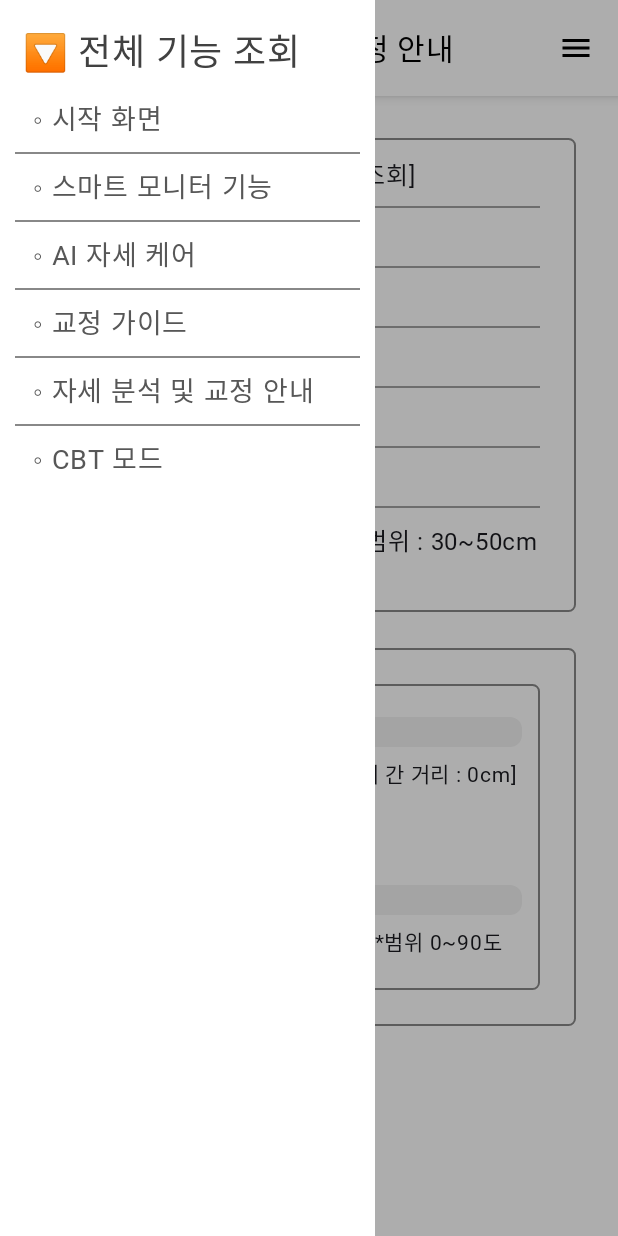
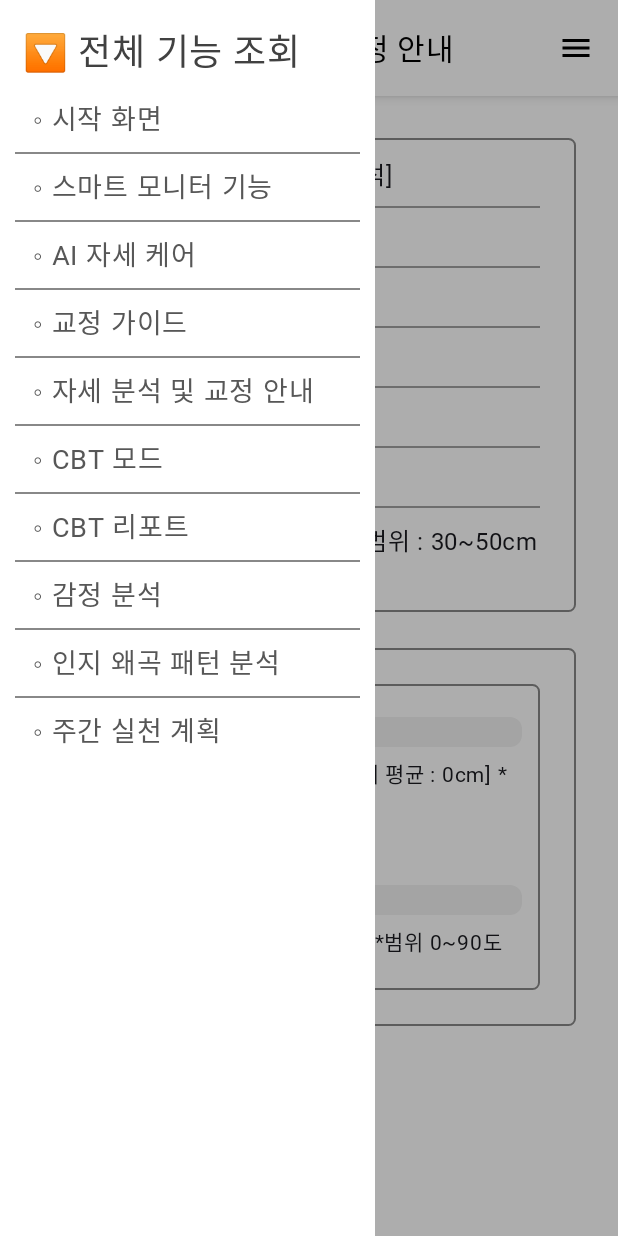
Before and after one commit to leehy02/smart-monitor-app, an Android app built with Jetpack Compose: the AIreportScreen screen opened through its navigation route, after a tap on "Menu", on a phone screen of 412 x 824 dp. Run offline under Robolectric (Android 15) with nearby library versions, the phone set to English and light mode, and no system bars; Roboto replaces fonts that are not available here; 1 other tap on this screen came first.

```diff
--- a/app/src/main/java/com/example/smartmonitor/MainActivity.kt
+++ b/app/src/main/java/com/example/smartmonitor/MainActivity.kt
@@ -9,16 +9,20 @@ import androidx.navigation.compose.rememberNavController
 import com.example.smartmonitor.screen.AImenuScreen
 import com.example.smartmonitor.screen.AIreportScreen
 import com.example.smartmonitor.screen.CBTmodeScreen
+import com.example.smartmonitor.screen.CBTreportScreen
+import com.example.smartmonitor.screen.CognitiveDistortionScreen
+import com.example.smartmonitor.screen.EmotionAnalysisScreen
 import com.example.smartmonitor.screen.GuideScreen
 import com.example.smartmonitor.screen.MainScreen
 import com.example.smartmonitor.screen.MenuScreen
+import com.example.smartmonitor.screen.WeeklyPlanScreen
 import com.example.smartmonitor.ui.theme.SmartMonitorTheme
 
-class MainActivity : ComponentActivity() {
+class MainActivity : ComponentActivity() { // 앱의 진입점 설정
     override fun onCreate(savedInstanceState: Bundle?) {
         super.onCreate(savedInstanceState)
         setContent {
-            SmartMonitorTheme {
+            SmartMonitorTheme { // 함수 안에 있는 화면은 모두 공통적인 테마 적용
                 // NavController 설정
                 val navController = rememberNavController()
 
@@ -30,6 +34,10 @@ class MainActivity : ComponentActivity() {
                     composable("guide_screen") { GuideScreen(navController) }
                     composable("aireport_screen") { AIreportScreen(navController) }
                     composable("cbtmode_screen") { CBTmodeScreen(navController) }
+                    composable("cbtreport_screen") { CBTreportScreen(navController) }
+                    composable("emotionanalysis_screen") {EmotionAnalysisScreen(navController)}
+                    composable("cognitivedistortion_screen") { CognitiveDistortionScreen(navController)}
+                    composable("weeklyplan_screen") { WeeklyPlanScreen(navController)}
                 }
             }
         }
--- a/app/src/main/java/com/example/smartmonitor/data/ReportItem.kt
+++ b/app/src/main/java/com/example/smartmonitor/data/ReportItem.kt
@@ -12,12 +12,12 @@ class SaveItem (
 
 class pitchItem (
     val status: Boolean,
-    val pitch_angle: Int
+    val avg_pitch_angle: Int
 )
 
 class distanceItem (
     val status: Boolean,
-    val distance_cm: Int
+    val avg_distance_cm: Int
 )
 
 class PitchList (
--- a/app/src/main/java/com/example/smartmonitor/network/ApiService.kt
+++ b/app/src/main/java/com/example/smartmonitor/network/ApiService.kt
@@ -15,10 +15,10 @@ interface ApiService {
     @POST("/save_report")
     suspend fun saveReport(): SaveItem
 
-    @GET("/get_distance")
+    @GET("/get_distance_avg")
     suspend fun getDistance(): distanceItem
 
-    @GET("/get_pitch")
+    @GET("/get_pitch_avg")
     suspend fun getPitch(): pitchItem
 
     @GET("/get_distance_10")
--- a/app/src/main/java/com/example/smartmonitor/network/RetrofitClient.kt
+++ b/app/src/main/java/com/example/smartmonitor/network/RetrofitClient.kt
@@ -10,7 +10,7 @@ object RetrofitClient {
 
     private val client = OkHttpClient.Builder()
         .connectTimeout(30, TimeUnit.SECONDS) // 연결 시도 최대 30초
-        .readTimeout(30, TimeUnit.SECONDS)    // 응답 기다리는 시간 최대 60초
+        .readTimeout(60, TimeUnit.SECONDS)    // 응답 기다리는 시간 최대 60초
         .writeTimeout(30, TimeUnit.SECONDS)   // 요청 보내는 시간 최대 60초
         .build()
 
--- a/app/src/main/java/com/example/smartmonitor/screen/AIreportScreen.kt
+++ b/app/src/main/java/com/example/smartmonitor/screen/AIreportScreen.kt
@@ -35,6 +35,7 @@ import androidx.compose.material3.Text
 import androidx.compose.material3.rememberDrawerState
 import androidx.compose.runtime.Composable
 import androidx.compose.runtime.LaunchedEffect
+import androidx.compose.runtime.collectAsState
 import androidx.compose.runtime.mutableStateOf
 import androidx.compose.runtime.remember
 import androidx.compose.runtime.rememberCoroutineScope
@@ -50,6 +51,7 @@ import androidx.compose.ui.text.font.FontWeight
 import androidx.compose.ui.tooling.preview.Preview
 import androidx.compose.ui.unit.dp
 import androidx.compose.ui.unit.sp
+import androidx.lifecycle.viewmodel.compose.viewModel
 import androidx.navigation.NavController
 import androidx.navigation.compose.rememberNavController
 import com.example.smartmonitor.data.DistanceList
@@ -63,83 +65,45 @@ import com.example.smartmonitor.screen.ui.theme.GmarketSans
 import com.example.smartmonitor.screen.ui.theme.SmartMonitorTheme
 import com.example.smartmonitor.screen.user.CommonTopBar
 import com.example.smartmonitor.screen.user.HamMenu
+import com.example.smartmonitor.viewmodel.ReportViewModel
 import kotlinx.coroutines.launch
 import java.nio.file.Files.size
 
 @Composable
-fun AIreportScreen(navController: NavController) {
+fun AIreportScreen(
+    navController: NavController,
+    viewModel: ReportViewModel = viewModel()
+) {
     val drawerState = rememberDrawerState(DrawerValue.Closed)
     val scope = rememberCoroutineScope()
 
-    val angle = remember { mutableStateOf(0) }
-    val distance = remember {mutableStateOf(0) }
+    val isLoading = viewModel.isLoading.collectAsState()
+    val showErrorModal = viewModel.error.collectAsState()
+    val reportItems = viewModel.reportItems.collectAsState()
+    val pitch = viewModel.pitch.collectAsState()
+    val distance = viewModel.distance.collectAsState()
+    val pitch10List = viewModel.pitchList.collectAsState()
+    val distance10List = viewModel.distanceList.collectAsState()
 
-    val angle_f = remember { mutableStateOf(0.1f) }
-    val distance_f = remember {mutableStateOf(0.1f) }
-
-    val angle_color = remember { mutableStateOf(Color(0xFFB2B2B2)) }
-    val distance_color = remember {mutableStateOf(Color(0xFFB2B2B2)) }
-
-    val isLoading = remember { mutableStateOf(true) }
-    val showErrorModal = remember { mutableStateOf(false) }
-
-    val reportItems = remember { mutableStateOf<List<ReportItem>>(emptyList()) }
-    val distance10List = remember { mutableStateOf<List<Int>>(emptyList()) }
-    val pitch10List = remember { mutableStateOf<List<Int>>(emptyList()) }
+    val pitchColor = if (pitch.value < 50) Color(0xFFF64E4E) else Color(0xFF48861A)
+    val distanceColor = if (distance.value < 30 || distance.value > 50) Color(0xFFF64E4E) else Color(0xFF48861A)
 
     LaunchedEffect(Unit) {
-        try {
-            // ✅ 최근 pitch, distance 조회
-            val pitchResponse = RetrofitClient.apiService.getPitch()
-            val distanceResponse = RetrofitClient.apiService.getDistance()
-
-            val pitchValue = if (pitchResponse.pitch_angle >= 90) 90 else pitchResponse.pitch_angle
-            angle_color.value = if (pitchResponse.pitch_angle < 50) Color(0xFFF64E4E) else Color(0xFF48861A)
-
-            val distanceValue = if (distanceResponse.distance_cm >= 90) 90 else distanceResponse.distance_cm
-            distance_color.value = if (distanceResponse.distance_cm < 30 || distanceResponse.distance_cm > 50) Color(0xFFF64E4E) else Color(0xFF48861A)
-
-            angle.value = pitchValue
-            distance.value = distanceValue
-            angle_f.value = pitchValue.toFloat() / 90f
-            distance_f.value = distanceValue.toFloat() / 90f
-
-            // ✅ 10초간 pitch, distance 조회
-            val pitchlistResponse = RetrofitClient.apiService.get10Pitch()
-            val distancelistResponse = RetrofitClient.apiService.get10Distance()
-
-            pitch10List.value = pitchlistResponse.pitch_10angle
-            distance10List.value = distancelistResponse.distance_10cm
-
-            // ✅ GPT 리포트 자동 생성
-            val saveResult = RetrofitClient.apiService.saveReport()
-            if (saveResult.status == "success") {
-                val latestReport = RetrofitClient.apiService.getLatestReport()
-                reportItems.value = latestReport
-            } else {
-                showErrorModal.value = true
-            }
-
-        } catch (e: Exception) {
-            Log.e("DEBUG", "❌ 자동 리포트 실패: ${e.message}")
-            showErrorModal.value = true
-        } finally {
-            isLoading.value = false
-        }
+        viewModel.saveReportAndFetch()
     }
 
     ModalNavigationDrawer(
         drawerState = drawerState,
         drawerContent = {
-            HamMenu(navController, drawerState) // ✅ 새로운 서브메뉴 화면
+            HamMenu(navController, drawerState)
         }
-    ){
+    ) {
         Scaffold(
             topBar = {
                 CommonTopBar(
                     title = "자세 분석 및 교정 안내",
                     navController = navController,
-                    onMenuClick = { scope.launch { drawerState.open()} }
+                    onMenuClick = { scope.launch { drawerState.open() } }
                 )
             }
         ) { paddingValues ->
@@ -147,14 +111,21 @@ fun AIreportScreen(navController: NavController) {
                 modifier = Modifier
                     .fillMaxSize()
                     .background(Color.White)
-                    .padding(paddingValues) // 상단바 아래부터 콘텐츠 배치
+                    .padding(paddingValues)
                     .padding(16.dp)
                     .verticalScroll(rememberScrollState()),
                 horizontalAlignment = Alignment.CenterHorizontally,
                 verticalArrangement = Arrangement.Top
             ) {
                 LineStatus(pitch10List.value, distance10List.value)
-                StatusBox(angle.value, distance.value, angle_f.value, distance_f.value, angle_color.value, distance_color.value)
+                StatusBox(
+                    angle = pitch.value,
+                    distance = distance.value,
+                    angle_f = pitch.value / 90f,
+                    distance_f = distance.value / 90f,
+                    angle_c = pitchColor,
+                    distance_c = distanceColor
+                )
 
                 reportItems.value.forEach {
                     reportList(title = it.title, content = it.content)
@@ -165,8 +136,8 @@ fun AIreportScreen(navController: NavController) {
 
     if (isLoading.value) {
         AlertDialog(
-            onDismissRequest = {},  // 뒤로가기나 외부 터치로 닫히지 않게
-            confirmButton = {},     // 확인 버튼 없음
+            onDismissRequest = {},
+            confirmButton = {},
             title = {
                 Text(
                     text = "잠시만 기다려 주세요...",
@@ -180,20 +151,19 @@ fun AIreportScreen(navController: NavController) {
                 Box(
                     modifier = Modifier
                         .fillMaxWidth()
-                        .height(80.dp),              // 높이 확보해서 중앙 정렬 공간 만들기
-                    contentAlignment = Alignment.Center  // ✅ 중앙 정렬
+                        .height(80.dp),
+                    contentAlignment = Alignment.Center
                 ) {
                     CircularProgressIndicator()
                 }
             },
-            containerColor = Color.White,  // ✅ 다이얼로그 배경색: 흰색
+            containerColor = Color.White
         )
-
     }
 
     if (showErrorModal.value) {
         ErrorModal {
-            showErrorModal.value = false
+            viewModel.dismissError()
         }
     }
 }
@@ -216,7 +186,7 @@ fun LineStatus(
             .padding(12.dp)
     ) {
         Text(
-            text = "[10초 간 목각도, 거리 데이터 조회]",
+            text = "[10초 간 목각도, 거리 변화 분석]",
             fontWeight = FontWeight.Medium,
             fontSize = 16.sp
         )
@@ -387,9 +357,9 @@ fun StatusBox(
                 .border(1.dp, Color.Gray, RoundedCornerShape(5.dp))
                 .padding(12.dp)
         ){
-            ProgressBar(value = "[현재 사용자-모니터 간 거리 : ${distance}cm] *범위 0~90cm",label = "\uD83D\uDCCD거리", progress = distance_f , color = distance_c)
+            ProgressBar(value = "[사용자-모니터 거리 평균 : ${distance}cm] *범위 0~90cm",label = "\uD83D\uDCCD거리", progress = distance_f , color = distance_c)
             Spacer(modifier = Modifier.height(20.dp))
-            ProgressBar(value = "[현재 목각도 : ${angle}도] *범위 0~90도", label = "\uD83D\uDCCD목각도", progress = angle_f, color = angle_c) // 연한 빨강
+            ProgressBar(value = "[목각도 평균 : ${angle}도] *범위 0~90도", label = "\uD83D\uDCCD목각도", progress = angle_f, color = angle_c) // 연한 빨강
         }
     }
 }
--- a/app/src/main/java/com/example/smartmonitor/screen/user/HamMenu.kt
+++ b/app/src/main/java/com/example/smartmonitor/screen/user/HamMenu.kt
@@ -31,7 +31,11 @@ fun HamMenu(navController: NavController, drawerState: DrawerState) {
         "◦ AI 자세 케어" to "aimenu_screen",
         "◦ 교정 가이드" to "guide_screen",
         "◦ 자세 분석 및 교정 안내" to "aireport_screen",
-        "◦ CBT 모드" to "cbtmode_screen"
+        "◦ CBT 모드" to "cbtmode_screen",
+        "◦ CBT 리포트" to "cbtreport_screen",
+        "◦ 감정 분석" to "emotionanalysis_screen",
+        "◦ 인지 왜곡 패턴 분석" to "cognitivedistortion_screen",
+        "◦ 주간 실천 계획" to "weeklyplan_screen"
     )
 
     Column(
--- a/app/src/main/java/com/example/smartmonitor/viewmodel/ReportViewModel.kt
+++ b/app/src/main/java/com/example/smartmonitor/viewmodel/ReportViewModel.kt
@@ -2,7 +2,8 @@ package com.example.smartmonitor.viewmodel
 
 import androidx.lifecycle.ViewModel
 import androidx.lifecycle.viewModelScope
-import com.example.smartmonitor.data.ReportItem
+import com.example.smartmonitor.data.*
+import com.example.smartmonitor.network.RetrofitClient
 import kotlinx.coroutines.flow.MutableStateFlow
 import kotlinx.coroutines.flow.StateFlow
 import kotlinx.coroutines.launch
@@ -14,17 +15,50 @@ class ReportViewModel : ViewModel() {
     private val _error = MutableStateFlow(false)
     val error: StateFlow<Boolean> = _error
 
-    private val _isLoading = MutableStateFlow(false)
+    fun dismissError() {
+        _error.value = false
+    }
+
+    private val _isLoading = MutableStateFlow(true)
     val isLoading: StateFlow<Boolean> = _isLoading
 
-    fun saveReportandFetch(){
+    private val _pitch = MutableStateFlow(0)
+    val pitch: StateFlow<Int> = _pitch
+
+    private val _distance = MutableStateFlow(0)
+    val distance: StateFlow<Int> = _distance
+
+    private val _pitchList = MutableStateFlow<List<Int>>(emptyList())
+    val pitchList: StateFlow<List<Int>> = _pitchList
+
+    private val _distanceList = MutableStateFlow<List<Int>>(emptyList())
+    val distanceList: StateFlow<List<Int>> = _distanceList
+
+    fun saveReportAndFetch() {
         viewModelScope.launch {
             _isLoading.value = true
             try {
+                // 평균값
+                val pitchResponse = RetrofitClient.apiService.getPitch()
+                val distanceResponse = RetrofitClient.apiService.getDistance()
+                _pitch.value = pitchResponse.avg_pitch_angle.coerceAtMost(90)
+                _distance.value = distanceResponse.avg_distance_cm.coerceAtMost(90)
 
-            } catch (e: Exception){
+                // 최근 10개 데이터
+                _pitchList.value = RetrofitClient.apiService.get10Pitch().pitch_10angle
+                _distanceList.value = RetrofitClient.apiService.get10Distance().distance_10cm
+
+                // GPT 리포트 생성 및 조회
+                val saveResult = RetrofitClient.apiService.saveReport()
+                if (saveResult.status == "success") {
+                    _reportItems.value = RetrofitClient.apiService.getLatestReport()
+                } else {
+                    _error.value = true
+                }
+
+            } catch (e: Exception) {
                 _error.value = true
-            }finally {
+            } finally {
                 _isLoading.value = false
             }
         }
```
Also changed, not shown: app/src/main/java/com/example/smartmonitor/screen/AImenuScreen.kt (+17 -17 lines), app/src/main/java/com/example/smartmonitor/screen/CBTmodeScreen.kt (+16 -7 lines), app/src/main/java/com/example/smartmonitor/screen/MenuScreen.kt (+6 -6 lines), app/src/main/java/com/example/smartmonitor/screen/WeeklyPlanScreen.kt (added, +287 -0 lines).
